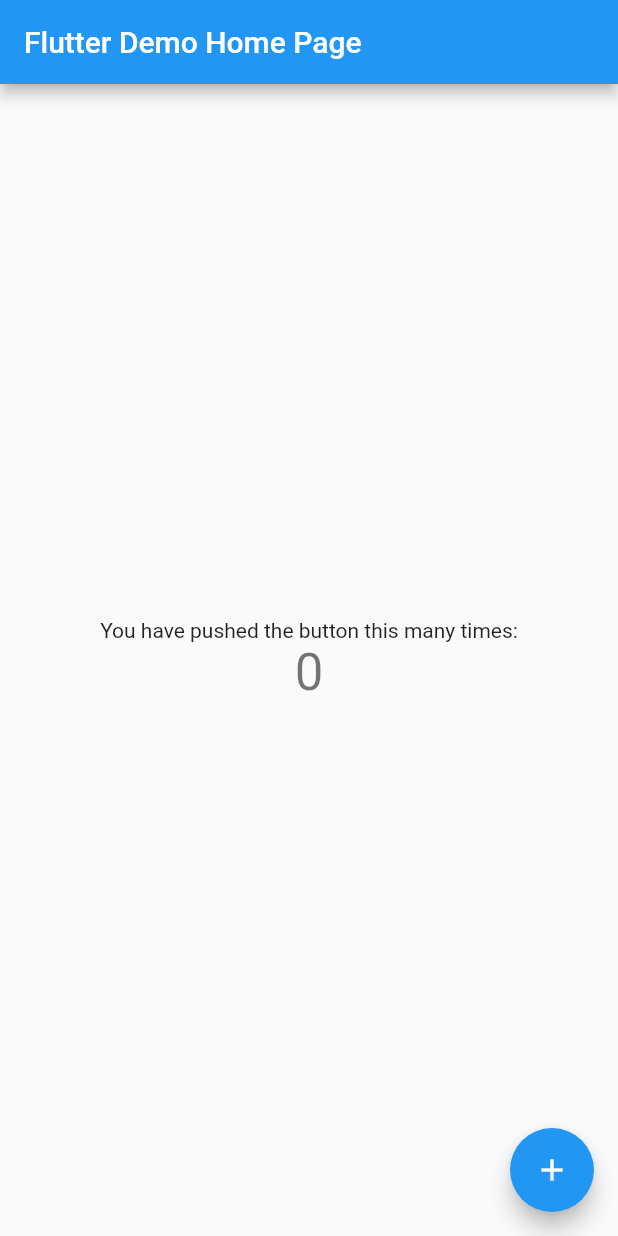
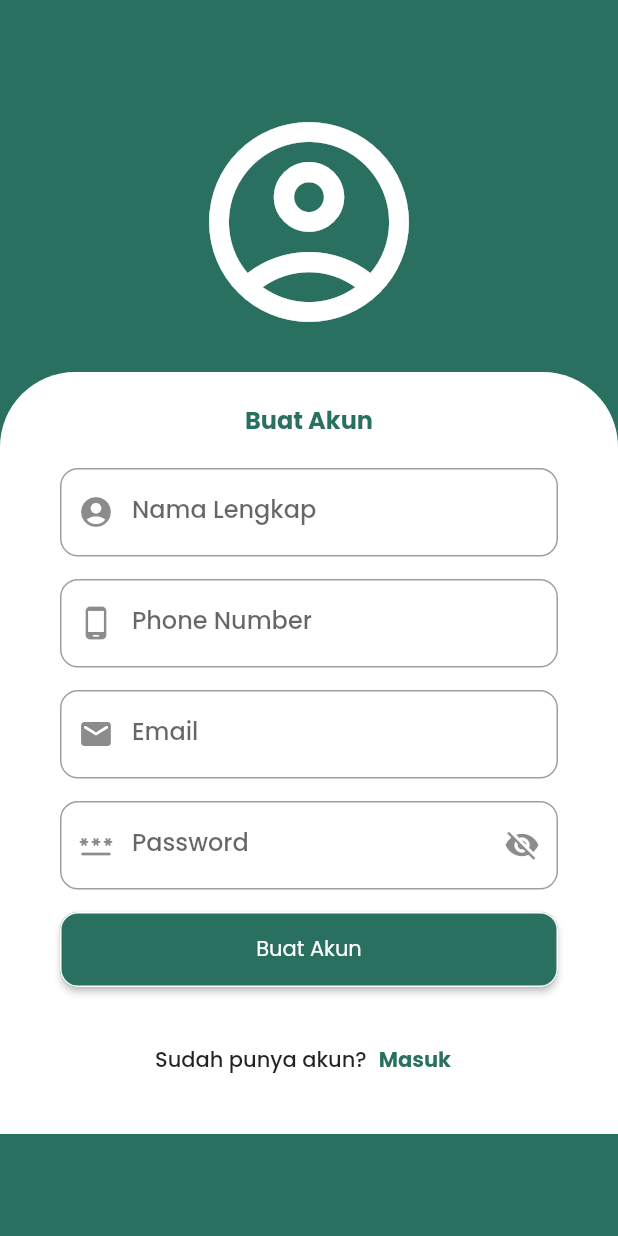
Before and after one commit to Team-20-Alterra/Mobile-Geinterra-Apps, a Flutter app: the screen it shows after launch, on a phone screen of 412 x 824 dp. Run offline on Flutter 3.47's test engine with Material 2 defaults, Android fonts, the phone set to English and light mode, and no system bars; our stand-ins replace email_validator, google_fonts, shared_preferences.

Commit message:
Register Feature

```diff
--- a/lib/main.dart
+++ b/lib/main.dart
@@ -1,4 +1,6 @@
 import 'package:flutter/material.dart';
+import 'package:geinterra_apps/ui/register/register_page.dart';
+import 'package:geinterra_apps/ui/utils/routers.dart';
 
 void main() {
   runApp(const MyApp());
@@ -7,109 +9,16 @@
 class MyApp extends StatelessWidget {
   const MyApp({super.key});
 
-  // This widget is the root of your application.
   @override
   Widget build(BuildContext context) {
     return MaterialApp(
       title: 'Flutter Demo',
+      debugShowCheckedModeBanner: false,
       theme: ThemeData(
-        // This is the theme of your application.
-        //
-        // Try running your application with "flutter run". You'll see the
-        // application has a blue toolbar. Then, without quitting the app, try
-        // changing the primarySwatch below to Colors.green and then invoke
-        // "hot reload" (press "r" in the console where you ran "flutter run",
-        // or simply save your changes to "hot reload" in a Flutter IDE).
-        // Notice that the counter didn't reset back to zero; the application
-        // is not restarted.
         primarySwatch: Colors.blue,
       ),
-      home: const MyHomePage(title: 'Flutter Demo Home Page'),
+      home: RegisterPage(),
+      onGenerateRoute: (settings) => configRouters(settings),
     );
   }
 }
-
-class MyHomePage extends StatefulWidget {
-  const MyHomePage({super.key, required this.title});
-
-  // This widget is the home page of your application. It is stateful, meaning
-  // that it has a State object (defined below) that contains fields that affect
-  // how it looks.
-
-  // This class is the configuration for the state. It holds the values (in this
-  // case the title) provided by the parent (in this case the App widget) and
-  // used by the build method of the State. Fields in a Widget subclass are
-  // always marked "final".
-
-  final String title;
-
-  @override
-  State<MyHomePage> createState() => _MyHomePageState();
-}
-
-class _MyHomePageState extends State<MyHomePage> {
-  int _counter = 0;
-
-  void _incrementCounter() {
-    setState(() {
-      // This call to setState tells the Flutter framework that something has
-      // changed in this State, which causes it to rerun the build method below
-      // so that the display can reflect the updated values. If we changed
-      // _counter without calling setState(), then the build method would not be
-      // called again, and so nothing would appear to happen.
-      _counter++;
-    });
-  }
-
-  @override
-  Widget build(BuildContext context) {
-    // This method is rerun every time setState is called, for instance as done
-    // by the _incrementCounter method above.
-    //
-    // The Flutter framework has been optimized to make rerunning build methods
-    // fast, so that you can just rebuild anything that needs updating rather
-    // than having to individually change instances of widgets.
-    return Scaffold(
-      appBar: AppBar(
-        // Here we take the value from the MyHomePage object that was created by
-        // the App.build method, and use it to set our appbar title.
-        title: Text(widget.title),
-      ),
-      body: Center(
-        // Center is a layout widget. It takes a single child and positions it
-        // in the middle of the parent.
-        child: Column(
-          // Column is also a layout widget. It takes a list of children and
-          // arranges them vertically. By default, it sizes itself to fit its
-          // children horizontally, and tries to be as tall as its parent.
-          //
-          // Invoke "debug painting" (press "p" in the console, choose the
-          // "Toggle Debug Paint" action from the Flutter Inspector in Android
-          // Studio, or the "Toggle Debug Paint" command in Visual Studio Code)
-          // to see the wireframe for each widget.
-          //
-          // Column has various properties to control how it sizes itself and
-          // how it positions its children. Here we use mainAxisAlignment to
-          // center the children vertically; the main axis here is the vertical
-          // axis because Columns are vertical (the cross axis would be
-          // horizontal).
-          mainAxisAlignment: MainAxisAlignment.center,
-          children: <Widget>[
-            const Text(
-              'You have pushed the button this many times:',
-            ),
-            Text(
-              '$_counter',
-              style: Theme.of(context).textTheme.headline4,
-            ),
-          ],
-        ),
-      ),
-      floatingActionButton: FloatingActionButton(
-        onPressed: _incrementCounter,
-        tooltip: 'Increment',
-        child: const Icon(Icons.add),
-      ), // This trailing comma makes auto-formatting nicer for build methods.
-    );
-  }
-}
--- /dev/null
+++ b/lib/ui/register/register_page.dart
@@ -0,0 +1,252 @@
+import 'package:flutter/material.dart';
+import 'package:email_validator/email_validator.dart';
+import 'package:geinterra_apps/ui/login/login_page.dart';
+import 'package:google_fonts/google_fonts.dart';
+
+class RegisterPage extends StatefulWidget {
+  static const routeName = '/loginpage';
+  const RegisterPage({Key? key}) : super(key: key);
+
+  @override
+  State<RegisterPage> createState() => _LoginScreenState();
+}
+
+class _LoginScreenState extends State<RegisterPage> {
+  final formKey = GlobalKey<FormState>();
+  bool _toogle = true;
+
+  final _nameController = TextEditingController();
+  final _emailController = TextEditingController();
+  final _phoneController = TextEditingController();
+  final _passwordController = TextEditingController();
+
+  @override
+  void dispose() {
+    _nameController.dispose();
+    _emailController.dispose();
+    _phoneController.dispose();
+    _passwordController.dispose();
+    super.dispose();
+  }
+
+  @override
+  Widget build(BuildContext context) {
+    return Scaffold(
+      backgroundColor: Color(0xff297061),
+      body: Column(
+        crossAxisAlignment: CrossAxisAlignment.center,
+        mainAxisAlignment: MainAxisAlignment.center,
+        children: [
+          Icon(
+            Icons.account_circle_outlined,
+            size: 160.0,
+            color: Colors.white,
+          ),
+          SizedBox(
+            height: 20.0,
+          ),
+          Container(
+            // height: 600,
+            // margin: EdgeInsets.only(top: 310),
+            decoration: BoxDecoration(
+              color: Colors.white,
+              borderRadius: BorderRadius.only(
+                topLeft: Radius.circular(50.0),
+                topRight: Radius.circular(50.0),
+              ),
+            ),
+            child: Padding(
+              padding: const EdgeInsets.only(left: 40, right: 40),
+              child: Center(
+                child: Form(
+                  autovalidateMode: AutovalidateMode.onUserInteraction,
+                  key: formKey,
+                  child: ListView(
+                    shrinkWrap: true,
+                    children: [
+                      Padding(
+                        padding: EdgeInsets.all(20.0),
+                        child: Column(
+                          crossAxisAlignment: CrossAxisAlignment.center,
+                          children: [
+                            Text(
+                              'Buat Akun',
+                              style: GoogleFonts.poppins(
+                                fontWeight: FontWeight.bold,
+                                fontSize: 16.0,
+                                color: Color(0xff297061),
+                              ),
+                            ),
+                          ],
+                        ),
+                      ),
+                      TextFormField(
+                        controller: _nameController,
+                        decoration: InputDecoration(
+                          prefixIcon: Icon(Icons.account_circle_rounded),
+                          labelText: 'Nama Lengkap',
+                          labelStyle: GoogleFonts.poppins(
+                            fontWeight: FontWeight.w500,
+                          ),
+                          border: OutlineInputBorder(
+                              borderRadius:
+                                  BorderRadius.all(Radius.circular(12))),
+                        ),
+                        validator: (value) {
+                          if (value != null && value.length < 4) {
+                            return 'Enter at least 4 characters';
+                          } else {
+                            return null; //form is valid
+                          }
+                        },
+                      ),
+                      const SizedBox(
+                        height: 15.0,
+                      ),
+                      TextFormField(
+                        controller: _phoneController,
+                        decoration: InputDecoration(
+                          prefixIcon: Icon(Icons.phone_android),
+                          labelText: 'Phone Number',
+                          labelStyle: GoogleFonts.poppins(
+                            fontWeight: FontWeight.w500,
+                          ),
+                          border: OutlineInputBorder(
+                              borderRadius:
+                                  BorderRadius.all(Radius.circular(12))),
+                        ),
+                        validator: (phone) {
+                          if (phone != null && phone.length < 10) {
+                            return 'Enter min. 10 digit';
+                          } else {
+                            return null; //form is valid
+                          }
+                        },
+                      ),
+                      SizedBox(
+                        height: 15.0,
+                      ),
+                      TextFormField(
+                        controller: _emailController,
+                        decoration: InputDecoration(
+                          prefixIcon: Icon(Icons.email_rounded),
+                          labelText: 'Email',
+                          labelStyle: GoogleFonts.poppins(
+                            fontWeight: FontWeight.w500,
+                          ),
+                          border: OutlineInputBorder(
+                              borderRadius:
+                                  BorderRadius.all(Radius.circular(12))),
+                        ),
+                        validator: (email) {
+                          if (email != null &&
+                              !EmailValidator.validate(email)) {
+                            return 'Enter a valid email';
+                          } else {
+                            return null; //form is valid
+                          }
+                        },
+                      ),
+                      SizedBox(
+                        height: 15.0,
+                      ),
+                      TextFormField(
+                        controller: _passwordController,
+                        obscureText: _toogle,
+                        decoration: InputDecoration(
+                          prefixIcon: Icon(Icons.password_rounded),
+                          suffixIcon: IconButton(
+                            onPressed: () {
+                              _toogle;
+                            },
+                            icon: Icon(_toogle
+                                ? Icons.visibility_off
+                                : Icons.visibility),
+                          ),
+                          labelText: 'Password',
+                          labelStyle: GoogleFonts.poppins(
+                            fontWeight: FontWeight.w500,
+                          ),
+                          hintStyle:
+                              TextStyle(color: Colors.black.withOpacity(0.3)),
+                          border: OutlineInputBorder(
+                              borderRadius:
+                                  BorderRadius.all(Radius.circular(12))),
+                        ),
+                        validator: (password) {
+                          if (password != null && password.length < 5) {
+                            return 'Enter min. 5 characters';
+                          }
+                          return null;
+                        },
+                      ),
+                      SizedBox(
+                        height: 15.0,
+                      ),
+                      ElevatedButton(
+                        onPressed: () {
+                          final isValidForm = formKey.currentState!.validate();
+                          String username = _nameController.text;
+                          String email = _emailController.text;
+
+                          if (isValidForm) {
+                            Navigator.pushAndRemoveUntil(
+                              context,
+                              MaterialPageRoute(
+                                builder: (context) => LoginPage(),
+                              ),
+                              (route) => false,
+                            );
+                          }
+                        },
+                        child: Text('Buat Akun'),
+                        style: ElevatedButton.styleFrom(
+                          primary: Color(0xff297061),
+                          minimumSize: Size(50.0, 50.0),
+                          shape: RoundedRectangleBorder(
+                            borderRadius: BorderRadius.all(
+                              Radius.circular(12),
+                            ),
+                          ),
+                          textStyle: GoogleFonts.poppins(
+                            fontSize: 14.0,
+                          ),
+                          side: BorderSide(color: Colors.white),
+                        ),
+                      ),
+                      Padding(
+                        padding: EdgeInsets.all(25.0),
+                        child: Row(
+                          mainAxisAlignment: MainAxisAlignment.center,
+                          children: [
+                            Text(
+                              'Sudah punya akun?',
+                              style: GoogleFonts.poppins(
+                                fontSize: 14.0,
+                                fontWeight: FontWeight.w500,
+                              ),
+                            ),
+                            TextButton(
+                              onPressed: () {},
+                              child: Text(
+                                'Masuk',
+                                style: GoogleFonts.poppins(
+                                    color: Color(0xff297061),
+                                    fontWeight: FontWeight.bold,
+                                    fontSize: 14.0),
+                              ),
+                            ),
+                          ],
+                        ),
+                      ),
+                    ],
+                  ),
+                ),
+              ),
+            ),
+          ),
+        ],
+      ),
+    );
+  }
+}
```
Also changed, not shown: lib/ui/home/home_page.dart (added, +10 -0 lines), lib/ui/login/login_page.dart (added, +12 -0 lines), lib/ui/register/providers/register_view_model.dart (added, +72 -0 lines), lib/ui/register/widget/navbar_widget.dart (added, +22 -0 lines), lib/ui/utils/routers.dart (added, +12 -0 lines), pubspec.yaml (+7 -0 lines), pubspec.lock, 1 other file.
